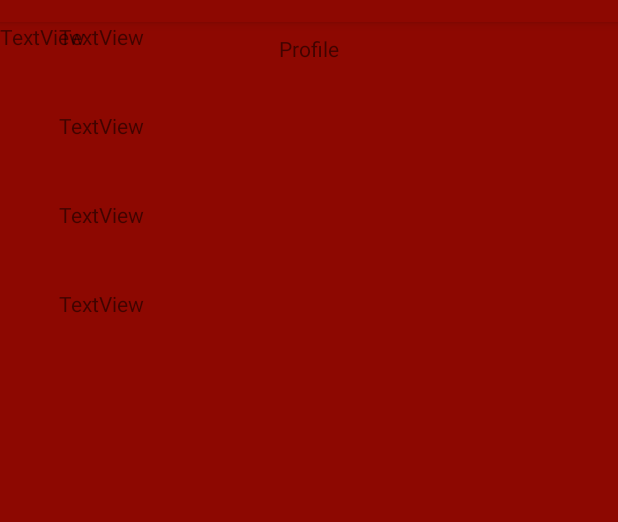
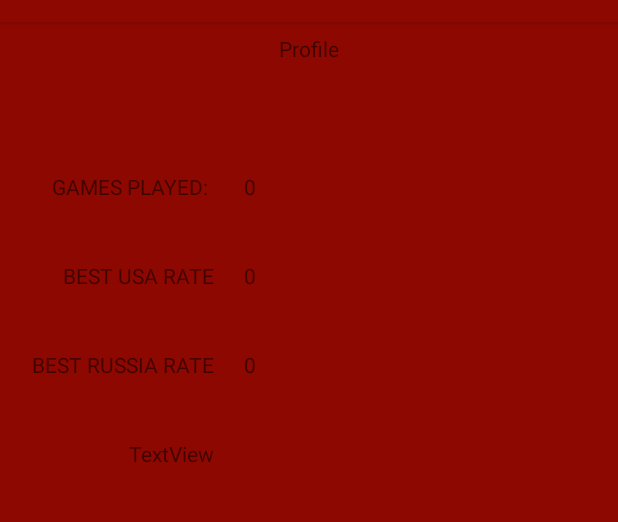
Before and after one commit to AfterByte/BattleShip-ColdWar, an Android app: the ProfileActivitie screen opened directly, with no data from a screen before it, on a phone screen of 412 x 824 dp, the part 62-584 px from its top. Run offline under Robolectric (Android 15) with nearby library versions, the phone set to English and light mode, and no system bars.

Commit message:
AUTOR: PASCUAL INTELIGENCIA REPARADA
NO GUARDA ESTADISTICAS (RACHAS)

```diff
--- a/app/src/main/java/com/afterbyte/battleship_coldwar/Intelligence.java
+++ b/app/src/main/java/com/afterbyte/battleship_coldwar/Intelligence.java
@@ -244,7 +244,7 @@
             yMove=r.getY();
         }
         else{
-            bestMove(r.getRight());
+            goodMove(r.getRight());
         }
     }
 
--- a/app/src/main/java/com/afterbyte/battleship_coldwar/ProfileActivitie.java
+++ b/app/src/main/java/com/afterbyte/battleship_coldwar/ProfileActivitie.java
@@ -1,13 +1,65 @@
 package com.afterbyte.battleship_coldwar;
 
+import android.content.Intent;
 import android.support.v7.app.AppCompatActivity;
 import android.os.Bundle;
+import android.widget.TextView;
+
+import org.w3c.dom.Text;
+
+import java.io.File;
+import java.io.FileInputStream;
+import java.io.ObjectInputStream;
 
 public class ProfileActivitie extends AppCompatActivity {
+
+    private UserData ud=null;
+    TextView totalGames,usaRate,russiaRate;
 
     @Override
     protected void onCreate(Bundle savedInstanceState) {
         super.onCreate(savedInstanceState);
         setContentView(R.layout.activity_profile_activitie);
+        totalGames= (TextView) findViewById(R.id.GPID);
+        usaRate=(TextView) findViewById(R.id.usaID);
+        russiaRate=(TextView) findViewById(R.id.russiaID);
+
+        try{
+            String fileName=this.getFilesDir().getPath().toString()+"/ColdWarUserData.dat";
+            File userData=new File(fileName);
+            UserData ud=null;
+            if(userData.exists()){
+                FileInputStream fis=new FileInputStream(fileName);
+                ObjectInputStream ois=new ObjectInputStream(fis);
+                ud=(UserData) ois.readObject();
+                start();
+            }
+            else{
+                totalGames.setText("0");
+                usaRate.setText("0");
+                russiaRate.setText("0");
+            }
+
+        }
+        catch (Exception e){}
+
     }
+
+    public void start(){
+        totalGames.setText(ud.getTotalGames());
+        usaRate.setText(ud.getBestRate(ud.getUsaRates()));
+        russiaRate.setText(ud.getBestRate(ud.getRussiaRates()));
+    }
+
+
+    @Override
+    public void onBackPressed(){
+        Intent intent = new Intent(ProfileActivitie.this, MainActivity.class);
+        startActivity(intent);
+        this.finish();
+    }
+
+
+
+
 }
--- a/app/src/main/java/com/afterbyte/battleship_coldwar/TeamSelection.java
+++ b/app/src/main/java/com/afterbyte/battleship_coldwar/TeamSelection.java
@@ -48,6 +48,8 @@
 
         intent.putExtra("mode",mode);
 
+        intent.putExtra("winCounter",0);
+
         startActivity(intent);
         this.finish();
     }
@@ -60,6 +62,8 @@
         intent.putExtra("country","Russia");
 
         intent.putExtra("mode",mode);
+
+        intent.putExtra("winCount",0);
 
         startActivity(intent);
         this.finish();
--- a/app/src/main/res/layout/activity_main.xml
+++ b/app/src/main/res/layout/activity_main.xml
@@ -80,6 +80,7 @@
         android:layout_marginBottom="80dp"
         android:background="@drawable/roundedbtn"
         android:fontFamily="@font/raleway_regular"
+        android:onClick="profile"
         android:text="@string/btnProfile"
         android:textColor="#FFFFFF"
         android:textSize="24sp"
--- a/app/src/main/res/layout/activity_profile_activitie.xml
+++ b/app/src/main/res/layout/activity_profile_activitie.xml
@@ -12,19 +12,20 @@
         android:layout_width="wrap_content"
         android:layout_height="wrap_content"
         android:layout_marginStart="8dp"
+        android:layout_marginTop="100dp"
         android:layout_marginEnd="8dp"
-        android:text="TextView"
+        android:text="GAMES PLAYED: "
         app:layout_constraintEnd_toEndOf="parent"
         app:layout_constraintHorizontal_bias="0.093"
         app:layout_constraintStart_toStartOf="parent"
-        tools:layout_editor_absoluteY="271dp" />
+        app:layout_constraintTop_toTopOf="parent" />
 
     <TextView
         android:id="@+id/textView2"
         android:layout_width="wrap_content"
         android:layout_height="wrap_content"
         android:layout_marginTop="40dp"
-        android:text="TextView"
+        android:text="BEST USA RATE"
         app:layout_constraintEnd_toEndOf="@+id/totalGames"
         app:layout_constraintTop_toBottomOf="@+id/totalGames" />
 
@@ -33,7 +34,7 @@
         android:layout_width="wrap_content"
         android:layout_height="wrap_content"
         android:layout_marginTop="40dp"
-        android:text="TextView"
+        android:text="BEST RUSSIA RATE"
         app:layout_constraintEnd_toEndOf="@+id/textView2"
         app:layout_constraintTop_toBottomOf="@+id/textView2" />
 
@@ -59,10 +60,33 @@
         app:layout_constraintTop_toTopOf="parent" />
 
     <TextView
-        android:id="@+id/categorie"
+        android:id="@+id/GPID"
         android:layout_width="wrap_content"
         android:layout_height="wrap_content"
+        android:layout_marginStart="20dp"
+        android:layout_marginTop="100dp"
         android:text="TextView"
-        tools:layout_editor_absoluteX="37dp"
-        tools:layout_editor_absoluteY="68dp" />
+        app:layout_constraintStart_toEndOf="@+id/totalGames"
+        app:layout_constraintTop_toTopOf="parent" />
+
+    <TextView
+        android:id="@+id/usaID"
+        android:layout_width="wrap_content"
+        android:layout_height="wrap_content"
+        android:layout_marginStart="20dp"
+        android:layout_marginTop="40dp"
+        android:text="TextView"
+        app:layout_constraintStart_toEndOf="@+id/textView2"
+        app:layout_constraintTop_toBottomOf="@+id/GPID" />
+
+    <TextView
+        android:id="@+id/russiaID"
+        android:layout_width="wrap_content"
+        android:layout_height="wrap_content"
+        android:layout_marginStart="20dp"
+        android:layout_marginTop="40dp"
+        android:text="TextView"
+        app:layout_constraintStart_toEndOf="@+id/textView3"
+        app:layout_constraintTop_toBottomOf="@+id/usaID" />
+
 </android.support.constraint.ConstraintLayout>
```
Also changed, not shown: app/src/main/java/com/afterbyte/battleship_coldwar/ListNode.java (added, +29 -0 lines), app/src/main/java/com/afterbyte/battleship_coldwar/Locate.java (+10 -6 lines), app/src/main/java/com/afterbyte/battleship_coldwar/MainActivity.java (+9 -0 lines), app/src/main/java/com/afterbyte/battleship_coldwar/UserData.java (added, +59 -0 lines), app/src/main/java/com/afterbyte/battleship_coldwar/winnerScreen.java (+89 -3 lines), app/src/main/res/layout/activity_winner_screen.xml (+14 -6 lines).
